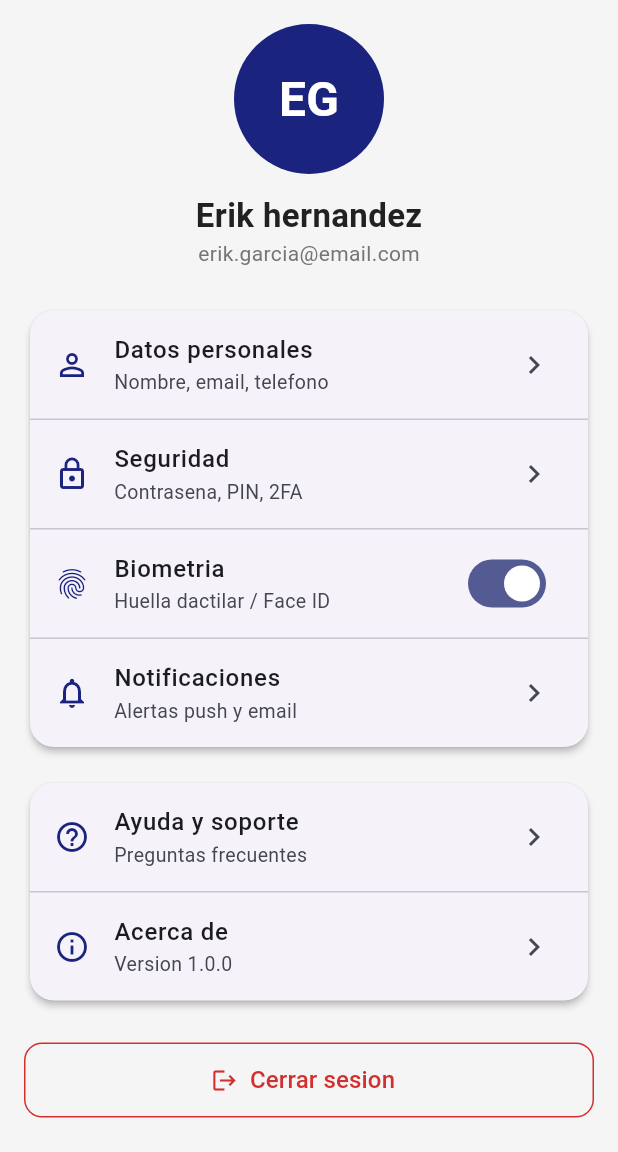
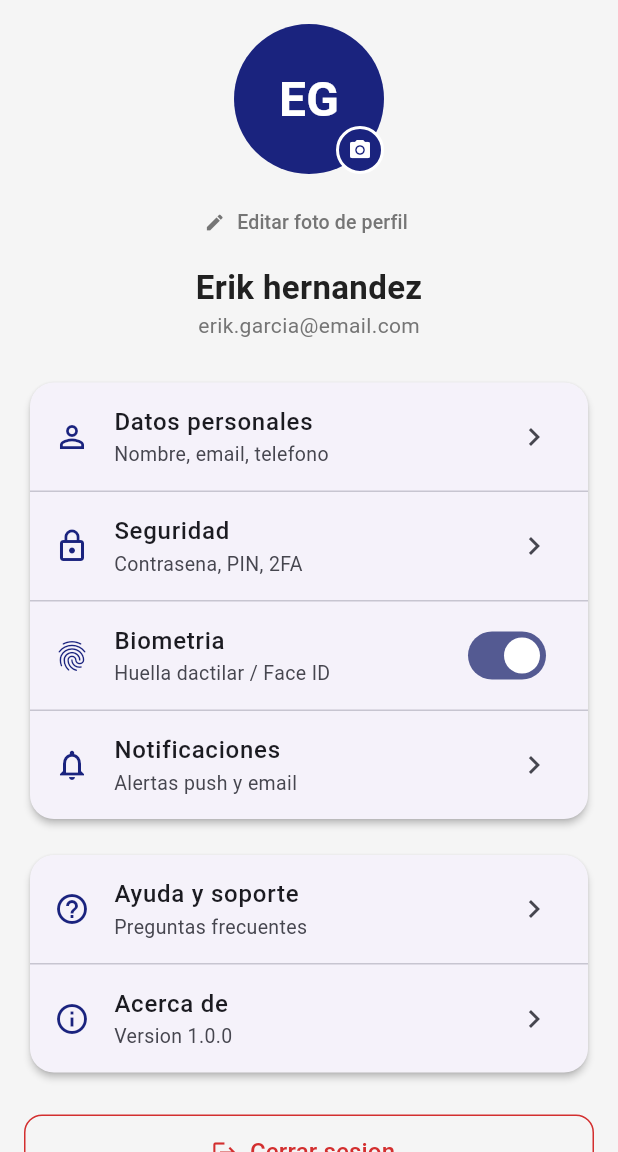
Before and after one commit to waryduchess/NorthwestBank-Frontend, a Flutter app: the ProfileScreen screen opened by its route, on a phone screen of 412 x 824 dp, the part 84-1236 px from its top. Run offline on Flutter 3.47's test engine with Material 3 defaults, Android fonts, the phone set to English and light mode, and no system bars; our stand-ins replace flutter_dotenv, image_picker, local_auth, shared_preferences; accounts and stored records are empty.

Commit message:
eat(profile): agregar carga de foto de perfil
- Convierte ProfileScreen a StatefulWidget para manejar el estado de la imagen
  - Agrega botón de edición sobre el avatar y enlace de texto discreto debajo
  - Implementa bottom sheet con opciones: seleccionar de galería o tomar foto
  - Agrega método uploadProfilePhoto en ApiService usando multipart/form-data
  - Muestra la foto retornada por Cloudinary en el avatar tras una subida exitosa
  - Agrega dependencia image_picker ^1.0.0

```diff
--- a/lib/screens/profile_screen.dart
+++ b/lib/screens/profile_screen.dart
@@ -1,8 +1,104 @@
+import 'dart:io';
 import 'package:flutter/material.dart';
+import 'package:image_picker/image_picker.dart';
+import '../services/api_service.dart';
 import '../theme/app_theme.dart';
 
-class ProfileScreen extends StatelessWidget {
+class ProfileScreen extends StatefulWidget {
   const ProfileScreen({super.key});
+
+  @override
+  State<ProfileScreen> createState() => _ProfileScreenState();
+}
+
+class _ProfileScreenState extends State<ProfileScreen> {
+  String? _profileImageUrl;
+  bool _uploadingPhoto = false;
+
+  Future<void> _pickAndUploadImage(ImageSource source) async {
+    Navigator.pop(context); // Cierra el bottom sheet
+
+    final picker = ImagePicker();
+    final picked = await picker.pickImage(source: source, imageQuality: 85);
+    if (picked == null) return;
+
+    setState(() => _uploadingPhoto = true);
+
+    final result = await ApiService.uploadProfilePhoto(File(picked.path));
+
+    if (!mounted) return;
+    setState(() => _uploadingPhoto = false);
+
+    if (result['success'] == true) {
+      setState(() => _profileImageUrl = result['foto_url']);
+      ScaffoldMessenger.of(context).showSnackBar(
+        const SnackBar(
+          content: Text('Foto actualizada correctamente'),
+          backgroundColor: AppTheme.accentColor,
+        ),
+      );
+    } else {
+      ScaffoldMessenger.of(context).showSnackBar(
+        SnackBar(
+          content: Text(result['message'] ?? 'Error al subir la foto'),
+          backgroundColor: AppTheme.errorColor,
+        ),
+      );
+    }
+  }
+
+  void _showPhotoOptions() {
+    showModalBottomSheet(
+      context: context,
+      shape: const RoundedRectangleBorder(
+        borderRadius: BorderRadius.vertical(top: Radius.circular(20)),
+      ),
+      builder: (context) => Padding(
+        padding: const EdgeInsets.symmetric(vertical: 24, horizontal: 16),
+        child: Column(
+          mainAxisSize: MainAxisSize.min,
+          crossAxisAlignment: CrossAxisAlignment.stretch,
+          children: [
+            const Text(
+              'Foto de perfil',
+              textAlign: TextAlign.center,
+              style: TextStyle(
+                fontSize: 18,
+                fontWeight: FontWeight.bold,
+                color: AppTheme.textPrimary,
+              ),
+            ),
+            const SizedBox(height: 24),
+            ElevatedButton.icon(
+              onPressed: () => _pickAndUploadImage(ImageSource.gallery),
+              icon: const Icon(Icons.photo_library_outlined),
+              label: const Text('Seleccionar imagen'),
+              style: ElevatedButton.styleFrom(
+                padding: const EdgeInsets.symmetric(vertical: 14),
+                shape: RoundedRectangleBorder(
+                  borderRadius: BorderRadius.circular(12),
+                ),
+              ),
+            ),
+            const SizedBox(height: 12),
+            OutlinedButton.icon(
+              onPressed: () => _pickAndUploadImage(ImageSource.camera),
+              icon: const Icon(Icons.camera_alt_outlined),
+              label: const Text('Tomar foto'),
+              style: OutlinedButton.styleFrom(
+                padding: const EdgeInsets.symmetric(vertical: 14),
+                side: const BorderSide(color: AppTheme.primaryColor),
+                shape: RoundedRectangleBorder(
+                  borderRadius: BorderRadius.circular(12),
+                ),
+              ),
+            ),
+            const SizedBox(height: 8),
+          ],
+        ),
+      ),
+    );
+  }
 
   @override
   Widget build(BuildContext context) {
@@ -12,20 +108,68 @@ class ProfileScreen extends StatelessWidget {
         padding: const EdgeInsets.all(16),
         child: Column(
           children: [
-            // Avatar y nombre
-            const CircleAvatar(
+            // Avatar con botón de editar
+            Stack(
+              alignment: Alignment.center,
+              children: [
+                _uploadingPhoto
+                    ? const SizedBox(
+                        width: 100,
+                        height: 100,
+                        child: CircularProgressIndicator(
+                          strokeWidth: 3,
+                          color: AppTheme.primaryColor,
+                        ),
+                      )
+                    : CircleAvatar(
                         radius: 50,
                         backgroundColor: AppTheme.primaryColor,
-              child: Text(
+                        backgroundImage: _profileImageUrl != null
+                            ? NetworkImage(_profileImageUrl!)
+                            : null,
+                        child: _profileImageUrl == null
+                            ? const Text(
                                 'EG',
                                 style: TextStyle(
                                   fontSize: 32,
                                   fontWeight: FontWeight.bold,
                                   color: Colors.white,
                                 ),
+                              )
+                            : null,
+                      ),
+                Positioned(
+                  bottom: 0,
+                  right: 0,
+                  child: GestureDetector(
+                    onTap: _showPhotoOptions,
+                    child: Container(
+                      padding: const EdgeInsets.all(6),
+                      decoration: BoxDecoration(
+                        color: AppTheme.primaryColor,
+                        shape: BoxShape.circle,
+                        border: Border.all(color: Colors.white, width: 2),
+                      ),
+                      child: const Icon(
+                        Icons.camera_alt,
+                        size: 16,
+                        color: Colors.white,
                       ),
                     ),
-            const SizedBox(height: 12),
+                  ),
+                ),
+              ],
+            ),
+            const SizedBox(height: 8),
+            TextButton.icon(
+              onPressed: _showPhotoOptions,
+              icon: const Icon(Icons.edit, size: 14, color: AppTheme.textSecondary),
+              label: const Text(
+                'Editar foto de perfil',
+                style: TextStyle(fontSize: 13, color: AppTheme.textSecondary),
+              ),
+            ),
+            const SizedBox(height: 4),
             const Text(
               'Erik hernandez',
               style: TextStyle(
@@ -321,7 +465,6 @@ class _PersonalDataDialogState extends State<_PersonalDataDialog> {
         ),
         ElevatedButton(
           onPressed: () {
-            // Guardar cambios
             Navigator.pop(context);
             ScaffoldMessenger.of(context).showSnackBar(
               const SnackBar(
--- a/pubspec.yaml
+++ b/pubspec.yaml
@@ -38,6 +38,7 @@ dependencies:
   # Use with the CupertinoIcons class for iOS style icons.
   cupertino_icons: ^1.0.8
   local_auth: ^2.3.0
+  image_picker: ^1.0.0
 
 dev_dependencies:
   flutter_test:
```
Also changed, not shown: lib/services/api_service.dart (+27 -0 lines), 7 other files. Lines whose indentation alone changed are shown as unchanged.
